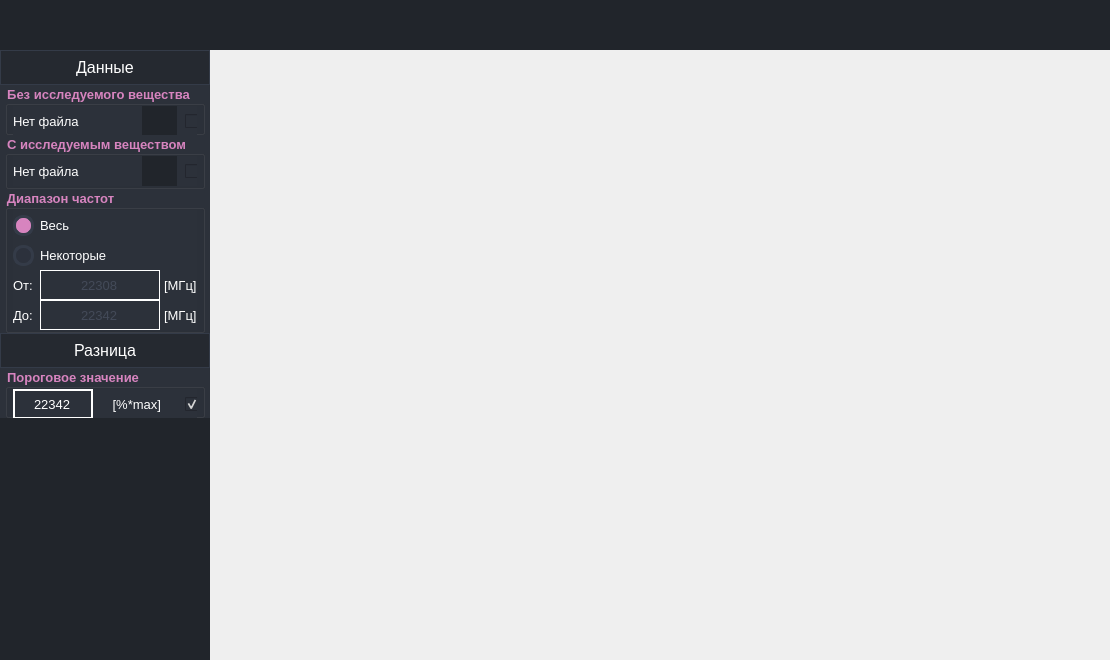
Old version of the form gui.ui in the repository SkorEgor/Detector-Threshold.
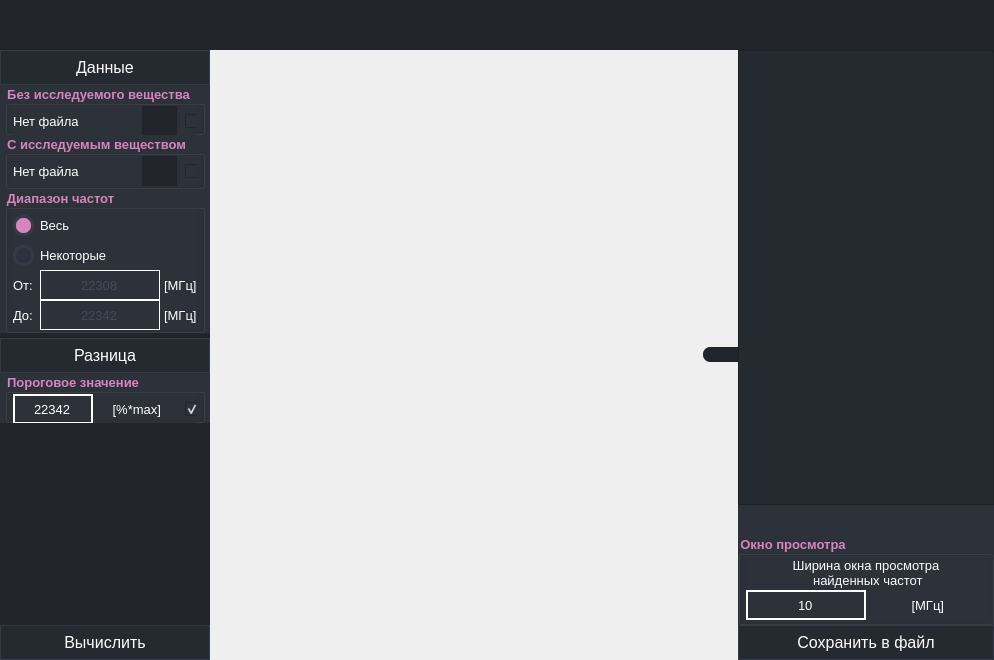
New version of the form. Icons and pictures are not drawn.

Diff of the .ui file:
```diff
--- a/gui.ui
+++ b/gui.ui
@@ -6,7 +6,7 @@
    <rect>
     <x>0</x>
     <y>0</y>
-    <width>1110</width>
+    <width>994</width>
     <height>660</height>
    </rect>
   </property>
@@ -220,7 +220,7 @@
             </property>
             <layout class="QVBoxLayout" name="Layout_scroll_menu">
              <property name="spacing">
-              <number>0</number>
+              <number>5</number>
              </property>
              <property name="sizeConstraint">
               <enum>QLayout::SetDefaultConstraint</enum>
@@ -1474,7 +1474,7 @@
                        <number>0</number>
                       </property>
                       <item>
-                       <widget class="QLineEdit" name="lineEdit_end_range_2">
+                       <widget class="QLineEdit" name="lineEdit_threshold">
                         <property name="enabled">
                          <bool>true</bool>
                         </property>
@@ -1525,7 +1525,7 @@
                        </widget>
                       </item>
                       <item>
-                       <widget class="QLabel" name="label_text_units_end_range_2">
+                       <widget class="QLabel" name="label_text_units_threshold">
                         <property name="sizePolicy">
                          <sizepolicy hsizetype="Preferred" vsizetype="Preferred">
                           <horstretch>0</horstretch>
@@ -1547,7 +1547,7 @@
                        </widget>
                       </item>
                       <item>
-                       <widget class="QCheckBox" name="checkBox_download_no_gas_2">
+                       <widget class="QCheckBox" name="checkBox_status_threshold">
                         <property name="enabled">
                          <bool>true</bool>
                         </property>
@@ -1631,6 +1631,101 @@
                </property>
               </spacer>
              </item>
+             <item>
+              <widget class="QPushButton" name="pushButton_menu_calculate">
+               <property name="sizePolicy">
+                <sizepolicy hsizetype="Minimum" vsizetype="Fixed">
+                 <horstretch>0</horstretch>
+                 <verstretch>0</verstretch>
+                </sizepolicy>
+               </property>
+               <property name="minimumSize">
+                <size>
+                 <width>0</width>
+                 <height>35</height>
+                </size>
+               </property>
+               <property name="maximumSize">
+                <size>
+                 <width>16777215</width>
+                 <height>35</height>
+                </size>
+               </property>
+               <property name="font">
+                <font>
+                 <pointsize>12</pointsize>
+                </font>
+               </property>
+               <property name="cursor">
+                <cursorShape>PointingHandCursor</cursorShape>
+               </property>
+               <property name="accessibleDescription">
+                <string/>
+               </property>
+               <property name="layoutDirection">
+                <enum>Qt::LeftToRight</enum>
+               </property>
+               <property name="autoFillBackground">
+                <bool>false</bool>
+               </property>
+               <property name="styleSheet">
+                <string notr="true">/*Стандартное состояние для кнопки*/
+QPushButton {
+	font-size: 12pt;
+	background-color:rgb(37, 41, 48);/* задает цвет фона */
+	display: inline-block;							/* пределяет, будет ли элемент обрабатываться как блочный или встроенный элемент */
+	border: 1px solid rgb(52, 59, 72);		/* задает границу элемента */
+
+
+	/* задает иконку */
+	background-image: url(:/menu_titles/resource/menu_titles/done_white_36dp.svg);
+	background-position: left center;							/* выравнивание иконки */
+	background-repeat: no-repeat;								/* повторять иконку */
+} 
+
+/* срабатывает, когда пользователь наводит на элемент мышью */
+QPushButton:hover {
+	background-color:rgb(40, 44, 52);			/* задаем цвет фона */
+	border: none;												/* без границ */
+	border-left:4px solid rgb(171, 125, 171);	/* С правой красной раницей */
+}
+
+
+/* срабатывает, при нажатии*/
+QPushButton:pressed      {
+	background-color:rgb(189, 147, 249);		/* задаем цвет фона */
+	border: none;												/* без границ */
+}</string>
+               </property>
+               <property name="text">
+                <string>Вычислить</string>
+               </property>
+               <property name="iconSize">
+                <size>
+                 <width>0</width>
+                 <height>0</height>
+                </size>
+               </property>
+               <property name="checkable">
+                <bool>true</bool>
+               </property>
+               <property name="checked">
+                <bool>true</bool>
+               </property>
+               <property name="autoRepeat">
+                <bool>false</bool>
+               </property>
+               <property name="autoExclusive">
+                <bool>false</bool>
+               </property>
+               <property name="default">
+                <bool>false</bool>
+               </property>
+               <property name="flat">
+                <bool>false</bool>
+               </property>
+              </widget>
+             </item>
             </layout>
            </widget>
           </widget>
@@ -1683,7 +1778,7 @@
       </item>
       <item>
        <widget class="QWidget" name="widget_main_body" native="true">
-        <layout class="QVBoxLayout" name="layout_main_body">
+        <layout class="QHBoxLayout" name="layout__main_body" stretch="1,0">
          <property name="spacing">
           <number>0</number>
          </property>
@@ -1720,6 +1815,474 @@
            </layout>
           </widget>
          </item>
+         <item>
+          <widget class="QWidget" name="widget_right" native="true">
+           <property name="styleSheet">
+            <string notr="true"/>
+           </property>
+           <layout class="QHBoxLayout" name="layout_right">
+            <property name="spacing">
+             <number>0</number>
+            </property>
+            <property name="leftMargin">
+             <number>0</number>
+            </property>
+            <property name="topMargin">
+             <number>0</number>
+            </property>
+            <property name="rightMargin">
+             <number>0</number>
+            </property>
+            <property name="bottomMargin">
+             <number>0</number>
+            </property>
+            <item>
+             <widget class="QWidget" name="widget_close_open_table" native="true">
+              <layout class="QHBoxLayout" name="layout_close_open_table">
+               <property name="spacing">
+                <number>0</number>
+               </property>
+               <property name="leftMargin">
+                <number>0</number>
+               </property>
+               <property name="topMargin">
+                <number>0</number>
+               </property>
+               <property name="rightMargin">
+                <number>0</number>
+               </property>
+               <property name="bottomMargin">
+                <number>0</number>
+               </property>
+               <item>
+                <widget class="QPushButton" name="pushButton_close_open_table">
+                 <property name="styleSheet">
+                  <string notr="true">/*Стандартное состояние для кнопки*/
+QPushButton {
+	background-color: rgb(33, 37, 43);	/* задает цвет фона */
+
+
+		/* задает иконку */
+	background-image: url(:/table/resource/table/table_rows_white_36dp.svg);
+	background-position: center;															/* выравнивание иконки */
+	background-repeat: no-repeat;														/* повторять иконку */
+
+ border: solid #4CAF50; /* Green */
+border-top-left-radius:7px;
+border-bottom-left-radius:7px;
+} 
+
+/* срабатывает, когда пользователь наводит на элемент мышью */
+QPushButton:hover {
+	background-color: rgb(101, 113, 131);		/* задает цвет фона */
+}
+
+/* срабатывает, при нажатии*/
+QPushButton:pressed      {
+	background-color:rgb(189, 147, 249);	/* задает цвет фона */
+}
+
+</string>
+                 </property>
+                 <property name="text">
+                  <string/>
+                 </property>
+                 <property name="icon">
+                  <iconset resource="res.qrc">
+                   <normaloff>:/table/resource/table/table_rows_white_36dp.svg</normaloff>:/table/resource/table/table_rows_white_36dp.svg</iconset>
+                 </property>
+                 <property name="iconSize">
+                  <size>
+                   <width>30</width>
+                   <height>40</height>
+                  </size>
+                 </property>
+                 <property name="checkable">
+                  <bool>true</bool>
+                 </property>
+                 <property name="checked">
+                  <bool>true</bool>
+                 </property>
+                </widget>
+               </item>
+              </layout>
+             </widget>
+            </item>
+            <item>
+             <widget class="QWidget" name="widget_table" native="true">
+              <property name="styleSheet">
+               <string notr="true">background-color: rgb(37, 41, 48);</string>
+              </property>
+              <layout class="QVBoxLayout" name="layout_table">
+               <property name="spacing">
+                <number>0</number>
+               </property>
+               <property name="leftMargin">
+                <number>0</number>
+               </property>
+               <property name="topMargin">
+                <number>0</number>
+               </property>
+               <property name="rightMargin">
+                <number>0</number>
+               </property>
+               <property name="bottomMargin">
+                <number>0</number>
+               </property>
+               <item>
+                <widget class="QTableWidget" name="tableWidget_frequency_absorption"/>
+               </item>
+               <item>
+                <widget class="QWidget" name="widget_bottom" native="true">
+                 <property name="sizePolicy">
+                  <sizepolicy hsizetype="Preferred" vsizetype="Preferred">
+                   <horstretch>0</horstretch>
+                   <verstretch>0</verstretch>
+                  </sizepolicy>
+                 </property>
+                 <property name="minimumSize">
+                  <size>
+                   <width>0</width>
+                   <height>0</height>
+                  </size>
+                 </property>
+                 <property name="styleSheet">
+                  <string notr="true">background-color: rgb(44, 49, 58);</string>
+                 </property>
+                 <layout class="QVBoxLayout" name="layout_bottom">
+                  <property name="spacing">
+                   <number>0</number>
+                  </property>
+                  <property name="sizeConstraint">
+                   <enum>QLayout::SetDefaultConstraint</enum>
+                  </property>
+                  <property name="leftMargin">
+                   <number>0</number>
+                  </property>
+                  <property name="topMargin">
+                   <number>0</number>
+                  </property>
+                  <property name="rightMargin">
+                   <number>0</number>
+                  </property>
+                  <property name="bottomMargin">
+                   <number>0</number>
+                  </property>
+                  <item>
+                   <widget class="QLabel" name="label_statistics_on_selected_frequencies">
+                    <property name="sizePolicy">
+                     <sizepolicy hsizetype="Preferred" vsizetype="Fixed">
+                      <horstretch>0</horstretch>
+                      <verstretch>0</verstretch>
+                     </sizepolicy>
+                    </property>
+                    <property name="minimumSize">
+                     <size>
+                      <width>0</width>
+                      <height>30</height>
+                     </size>
+                    </property>
+                    <property name="text">
+                     <string/>
+                    </property>
+                   </widget>
+                  </item>
+                  <item>
+                   <widget class="QGroupBox" name="groupBox_window_view">
+                    <property name="minimumSize">
+                     <size>
+                      <width>0</width>
+                      <height>90</height>
+                     </size>
+                    </property>
+                    <property name="maximumSize">
+                     <size>
+                      <width>16777215</width>
+                      <height>16777215</height>
+                     </size>
+                    </property>
+                    <property name="sizeIncrement">
+                     <size>
+                      <width>0</width>
+                      <height>0</height>
+                     </size>
+                    </property>
+                    <property name="baseSize">
+                     <size>
+                      <width>0</width>
+                      <height>0</height>
+                     </size>
+                    </property>
+                    <property name="font">
+                     <font>
+                      <pointsize>10</pointsize>
+                      <weight>75</weight>
+                      <bold>true</bold>
+                     </font>
+                    </property>
+                    <property name="cursor">
+                     <cursorShape>ArrowCursor</cursorShape>
+                    </property>
+                    <property name="mouseTracking">
+                     <bool>false</bool>
+                    </property>
+                    <property name="tabletTracking">
+                     <bool>false</bool>
+                    </property>
+                    <property name="styleSheet">
+                     <string notr="true">QGroupBox{
+	color:rgb(215, 132, 191);	/* задает цвет шрифта */
+}</string>
+                    </property>
+                    <property name="title">
+                     <string>Окно просмотра</string>
+                    </property>
+                    <property name="alignment">
+                     <set>Qt::AlignLeading|Qt::AlignLeft|Qt::AlignVCenter</set>
+                    </property>
+                    <property name="flat">
+                     <bool>true</bool>
+                    </property>
+                    <property name="checkable">
+                     <bool>false</bool>
+                    </property>
+                    <layout class="QVBoxLayout" name="layout_frequency_range_3">
+                     <property name="spacing">
+                      <number>0</number>
+                     </property>
+                     <property name="leftMargin">
+                      <number>5</number>
+                     </property>
+                     <property name="topMargin">
+                      <number>0</number>
+                     </property>
+                     <property name="rightMargin">
+                      <number>5</number>
+                     </property>
+                     <property name="bottomMargin">
+                      <number>0</number>
+                     </property>
+                     <item>
+                      <widget class="QLabel" name="label_text_window_width">
+                       <property name="text">
+                        <string>Ширина окна просмотра 
+ найденных частот</string>
+                       </property>
+                       <property name="alignment">
+                        <set>Qt::AlignCenter</set>
+                       </property>
+                      </widget>
+                     </item>
+                     <item>
+                      <widget class="QWidget" name="widget_input_window_view" native="true">
+                       <property name="sizePolicy">
+                        <sizepolicy hsizetype="Ignored" vsizetype="Preferred">
+                         <horstretch>0</horstretch>
+                         <verstretch>0</verstretch>
+                        </sizepolicy>
+                       </property>
+                       <property name="minimumSize">
+                        <size>
+                         <width>0</width>
+                         <height>30</height>
+                        </size>
+                       </property>
+                       <layout class="QHBoxLayout" name="layout_start_range_8">
+                        <property name="spacing">
+                         <number>0</number>
+                        </property>
+                        <property name="sizeConstraint">
+                         <enum>QLayout::SetDefaultConstraint</enum>
+                        </property>
+                        <property name="leftMargin">
+                         <number>0</number>
+                        </property>
+                        <property name="topMargin">
+                         <number>0</number>
+                        </property>
+                        <property name="rightMargin">
+                         <number>0</number>
+                        </property>
+                        <property name="bottomMargin">
+                         <number>0</number>
+                        </property>
+                        <item>
+                         <widget class="QLineEdit" name="lineEdit_window_width">
+                          <property name="enabled">
+                           <bool>true</bool>
+                          </property>
+                          <property name="sizePolicy">
+                           <sizepolicy hsizetype="Expanding" vsizetype="Fixed">
+                            <horstretch>0</horstretch>
+                            <verstretch>0</verstretch>
+                           </sizepolicy>
+                          </property>
+                          <property name="minimumSize">
+                           <size>
+                            <width>0</width>
+                            <height>30</height>
+                           </size>
+                          </property>
+                          <property name="maximumSize">
+                           <size>
+                            <width>120</width>
+                            <height>30</height>
+                           </size>
+                          </property>
+                          <property name="styleSheet">
+                           <string notr="true">/* Стиль по умолчанию */
+QLineEdit{
+	background-color:rgb(44, 49, 58); /* Устанавливаем цвет заливки */
+	border: 2px solid rgb(255, 255, 255);
+}
+</string>
+                          </property>
+                          <property name="text">
+                           <string notr="true">10</string>
+                          </property>
+                          <property name="maxLength">
+                           <number>10</number>
+                          </property>
+                          <property name="alignment">
+                           <set>Qt::AlignCenter</set>
+                          </property>
+                          <property name="dragEnabled">
+                           <bool>false</bool>
+                          </property>
+                         </widget>
+                        </item>
+                        <item>
+                         <widget class="QLabel" name="label_text_units_window_width">
+                          <property name="sizePolicy">
+                           <sizepolicy hsizetype="Preferred" vsizetype="Preferred">
+                            <horstretch>0</horstretch>
+                            <verstretch>0</verstretch>
+                           </sizepolicy>
+                          </property>
+                          <property name="minimumSize">
+                           <size>
+                            <width>0</width>
+                            <height>30</height>
+                           </size>
+                          </property>
+                          <property name="text">
+                           <string> [МГц]</string>
+                          </property>
+                          <property name="alignment">
+                           <set>Qt::AlignCenter</set>
+                          </property>
+                         </widget>
+                        </item>
+                       </layout>
+                      </widget>
+                     </item>
+                    </layout>
+                   </widget>
+                  </item>
+                  <item>
+                   <widget class="QPushButton" name="pushButton_save_table_to_file">
+                    <property name="sizePolicy">
+                     <sizepolicy hsizetype="Minimum" vsizetype="Fixed">
+                      <horstretch>0</horstretch>
+                      <verstretch>0</verstretch>
+                     </sizepolicy>
+                    </property>
+                    <property name="minimumSize">
+                     <size>
+                      <width>0</width>
+                      <height>35</height>
+                     </size>
+                    </property>
+                    <property name="maximumSize">
+                     <size>
+                      <width>16777215</width>
+                      <height>35</height>
+                     </size>
+                    </property>
+                    <property name="font">
+                     <font>
+                      <pointsize>12</pointsize>
+                     </font>
+                    </property>
+                    <property name="cursor">
+                     <cursorShape>PointingHandCursor</cursorShape>
+                    </property>
+                    <property name="accessibleDescription">
+                     <string/>
+                    </property>
+                    <property name="layoutDirection">
+                     <enum>Qt::LeftToRight</enum>
+                    </property>
+                    <property name="autoFillBackground">
+                     <bool>false</bool>
+                    </property>
+                    <property name="styleSheet">
+                     <string notr="true">/*Стандартное состояние для кнопки*/
+QPushButton {
+	font-size: 12pt;
+	background-color:rgb(37, 41, 48);/* задает цвет фона */
+	display: inline-block;							/* пределяет, будет ли элемент обрабатываться как блочный или встроенный элемент */
+	border: 1px solid rgb(52, 59, 72);		/* задает границу элемента */
+
+
+	/* задает иконку */
+	background-image: url(:/table/resource/table/save_white_36dp.svg);
+	background-position: left center;							/* выравнивание иконки */
+	background-repeat: no-repeat;								/* повторять иконку */
+} 
+
+/* срабатывает, когда пользователь наводит на элемент мышью */
+QPushButton:hover {
+	background-color:rgb(40, 44, 52);			/* задаем цвет фона */
+	border: none;												/* без границ */
+	border-left:4px solid rgb(171, 125, 171);	/* С правой красной раницей */
+}
+
+
+/* срабатывает, при нажатии*/
+QPushButton:pressed      {
+	background-color:rgb(189, 147, 249);		/* задаем цвет фона */
+	border: none;												/* без границ */
+}</string>
+                    </property>
+                    <property name="text">
+                     <string>Сохранить в файл</string>
+                    </property>
+                    <property name="iconSize">
+                     <size>
+                      <width>0</width>
+                      <height>0</height>
+                     </size>
+                    </property>
+                    <property name="checkable">
+                     <bool>true</bool>
+                    </property>
+                    <property name="checked">
+                     <bool>true</bool>
+                    </property>
+                    <property name="autoRepeat">
+                     <bool>false</bool>
+                    </property>
+                    <property name="autoExclusive">
+                     <bool>false</bool>
+                    </property>
+                    <property name="default">
+                     <bool>false</bool>
+                    </property>
+                    <property name="flat">
+                     <bool>false</bool>
+                    </property>
+                   </widget>
+                  </item>
+                 </layout>
+                </widget>
+               </item>
+              </layout>
+             </widget>
+            </item>
+           </layout>
+          </widget>
+         </item>
         </layout>
        </widget>
       </item>
```
Left out of the diff: 16 changed lines with no effect on the pictures.
